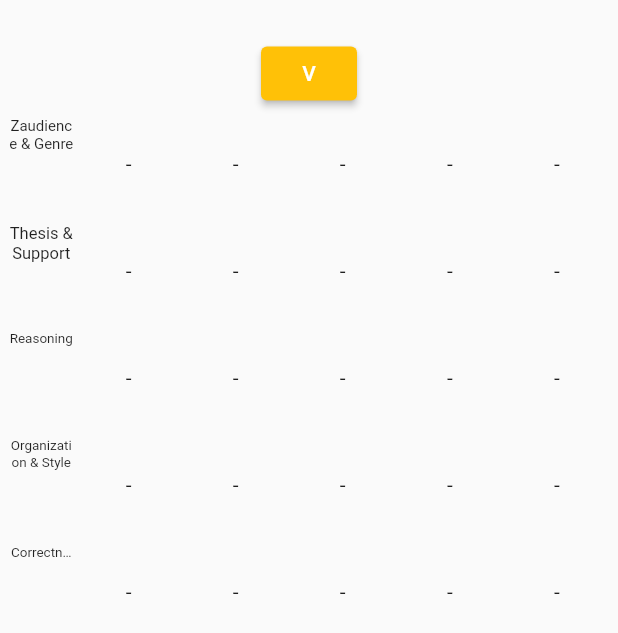
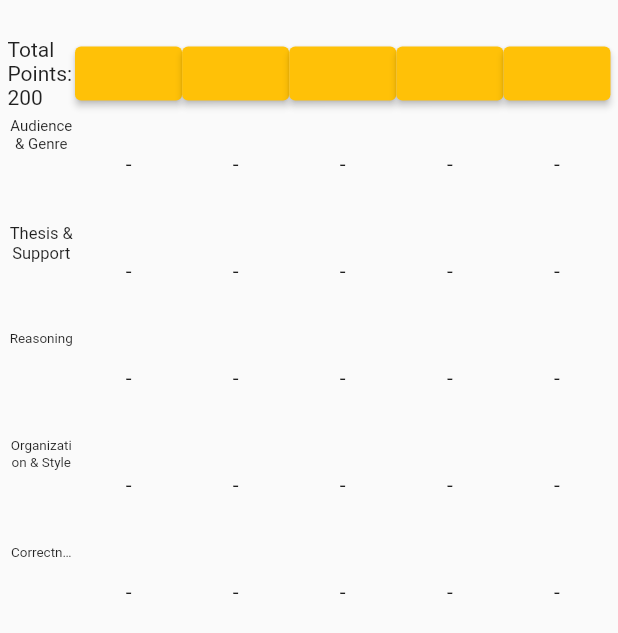
Before and after one commit to bzlister/rubric-grader, a Flutter app: the screen it shows after launch, on a phone screen of 412 x 824 dp. Shown: the top 633 px of the screen. Run offline on Flutter 3.47's test engine with Material 2 defaults, Android fonts, the light colour scheme and no system bars; drawn by our look-alikes of auto_size_text; our stand-ins replace flutter_spinbox.

Commit message:
converted to use global state patterns

```diff
--- a/lib/components/quantity_selector.dart
+++ b/lib/components/quantity_selector.dart
@@ -9,7 +9,6 @@
   @override
   Widget build(BuildContext context) {
     return AlertDialog(
-      title: const Text('Popup example'),
       content: SpinBox(
         min: 0,
         max: 100,
--- a/lib/components/row_button.dart
+++ b/lib/components/row_button.dart
@@ -1,55 +1,32 @@
-import 'package:flapp/models/factor.dart';
+import 'dart:collection';
+import 'package:flapp/models/rubric.dart';
 import 'package:flutter/material.dart';
-import 'package:auto_size_text/auto_size_text.dart';
 
-class ToggleButtonWidget extends StatefulWidget {
-  final int index;
+class RowButton extends StatefulWidget {
+  final UnmodifiableListView<Factor> grades;
+  final double worth;
   final int len;
-  final Factor category;
-  final List<Factor> grades;
-  final int total;
 
-  const ToggleButtonWidget(
-      {Key? key,
-      required this.index,
-      required this.len,
-      required this.category,
-      required this.grades,
-      required this.total})
-      : super(key: key);
+  const RowButton({Key? key, required this.grades, required this.worth})
+      : len = grades.length,
+        super(key: key);
 
   @override
-  _ToggleButtonWidgetState createState() => _ToggleButtonWidgetState();
+  _RowButtonState createState() => _RowButtonState();
 }
 
-class _ToggleButtonWidgetState extends State<ToggleButtonWidget> {
+class _RowButtonState extends State<RowButton> {
   late List<bool> _isSelected;
 
   @override
   void initState() {
     super.initState();
-    _isSelected = List.filled(widget.len, false);
+    _isSelected = List.filled(widget.grades.length, false);
   }
 
   @override
   Widget build(BuildContext context) {
-    return Row(
-      crossAxisAlignment: CrossAxisAlignment.start,
-      children: [
-        SizedBox(
-            width: 45,
-            child: Padding(
-              padding: const EdgeInsets.only(top: 5),
-              child: AutoSizeText(
-                widget.category.label,
-                style: const TextStyle(fontSize: 15),
-                minFontSize: 9,
-                maxLines: widget.category.label.contains(" ") ? 2 : 1,
-                overflow: TextOverflow.ellipsis,
-                textAlign: TextAlign.center,
-              ),
-            )),
-        Expanded(
+    return Expanded(
       child: LayoutBuilder(builder: (context, constraints) {
         return ToggleButtons(
           constraints: BoxConstraints.expand(
@@ -67,8 +44,6 @@
           },
         );
       }),
-        ),
-      ],
     );
   }
 }
--- a/lib/components/rubric.dart
+++ /dev/null
@@ -1,37 +0,0 @@
-import 'package:flapp/components/row_button.dart';
-import 'package:flapp/models/factor.dart';
-import 'package:flutter/material.dart';
-
-class Rubric extends StatefulWidget {
-  final List<Factor> categories;
-  final List<Factor> grades;
-  final int totalPoints;
-
-  const Rubric(
-      {Key? key,
-      required this.categories,
-      required this.grades,
-      required this.totalPoints})
-      : super(key: key);
-
-  @override
-  State<Rubric> createState() => _RubricState();
-}
-
-class _RubricState extends State<Rubric> {
-  @override
-  Widget build(BuildContext context) {
-    return Wrap(
-      children: List.generate(
-        widget.categories.length,
-        (index) => ToggleButtonWidget(
-          index: index,
-          len: widget.grades.length,
-          category: widget.categories[index],
-          grades: widget.grades,
-          total: widget.totalPoints,
-        ),
-      ),
-    );
-  }
-}
--- a/lib/components/rubric_container.dart
+++ b/lib/components/rubric_container.dart
@@ -1,8 +1,8 @@
 import 'package:flapp/components/quantity_selector.dart';
-import 'package:flapp/components/rubric.dart';
-import 'package:flapp/models/factor.dart';
+import 'package:flapp/components/rubric_table.dart';
+import 'package:flapp/models/rubric.dart';
 import 'package:flutter/material.dart';
-import 'package:flutter_spinbox/material.dart';
+import 'package:provider/provider.dart';
 
 class RubricContainer extends StatefulWidget {
   const RubricContainer({Key? key}) : super(key: key);
@@ -12,45 +12,44 @@
 }
 
 class _RubricContainerState extends State<RubricContainer> {
-  late List<Factor> grades;
-  late List<Factor> categories;
-  late int totalPoints;
-  final _formKey = GlobalKey<FormState>();
-  late String _text;
+  final double leftColumnWidth = 45;
 
   @override
   void initState() {
     super.initState();
     // default starting rubric
-    grades = [
-      Factor("A", 1.0),
-      Factor("B", 0.85),
-      Factor("C", 0.75),
-      Factor("D", 0.7),
-      Factor("F", 0.6)
-    ];
-    categories = [
-      Factor("Zaudience & Genre", 0.3),
-      Factor("Thesis & Support", 0.3),
-      Factor("Reasoning", 0.2),
-      Factor("Organization & Style", 0.15),
-      Factor("Correctness", 0.05)
-    ];
-    totalPoints = 200;
-    _text = "V";
   }
 
   @override
   Widget build(BuildContext context) {
     return Column(
       children: [
-        Center(
+        Row(
+          children: [
+            SizedBox(
+              width: leftColumnWidth,
+              child: Consumer<Rubric>(
+                builder: (context, rubric, child) =>
+                    Text("Total Points: ${rubric.totalPoints}"),
+              ),
+            ),
+            grader(""),
+            grader(""),
+            grader(""),
+            grader(""),
+            grader(""),
+          ],
+        ),
+        RubricTable(),
+      ],
+    );
+  }
+
+  Widget grader(textVar) {
+    return Expanded(
         child: ElevatedButton(
       child: Text(
-              _text,
-              style: TextStyle(
-                color: Colors.white,
-              ),
+        textVar,
       ),
       onPressed: () {
         showDialog(
@@ -58,42 +57,12 @@
           builder: (BuildContext context) => QuantitySelector(
             onChanged: (value) {
               setState(() {
-                      _text = value.toString();
+                textVar = value.toString();
               });
             },
           ),
         );
       },
-          ),
-        ),
-        Rubric(
-          categories: categories,
-          grades: grades,
-          totalPoints: totalPoints,
-        ),
-      ],
-    );
+    ));
   }
 }
-
-/*
-        Form(
-          key: _formKey,
-          child: Column(
-            crossAxisAlignment: CrossAxisAlignment.start,
-            children: [
-              Text(_text),
-              TextField(
-                textInputAction: TextInputAction.go,
-                onSubmitted: (value) {
-                  if (value != null && value.isNotEmpty) {
-                    setState(() {
-                      _text = value;
-                    });
-                  }
-                },
-              )
-            ],
-          ),
-        )
-*/
--- /dev/null
+++ b/lib/components/rubric_table.dart
@@ -0,0 +1,46 @@
+import 'package:auto_size_text/auto_size_text.dart';
+import 'package:flapp/components/row_button.dart';
+import 'package:flapp/models/rubric.dart';
+import 'package:flutter/material.dart';
+import 'package:provider/provider.dart';
+
+class RubricTable extends StatelessWidget {
+  const RubricTable({Key? key}) : super(key: key);
+
+  @override
+  Widget build(BuildContext context) {
+    return Consumer<Rubric>(
+      builder: (context, rubric, child) => Wrap(
+        children: List.generate(
+          rubric.categories.length,
+          (index) {
+            Factor category = rubric.categories[index];
+            return Row(
+              crossAxisAlignment: CrossAxisAlignment.start,
+              children: [
+                SizedBox(
+                  width: 45,
+                  child: Padding(
+                    padding: const EdgeInsets.only(top: 5),
+                    child: AutoSizeText(
+                      category.label,
+                      style: const TextStyle(fontSize: 15),
+                      minFontSize: 9,
+                      maxLines: category.label.contains(" ") ? 2 : 1,
+                      overflow: TextOverflow.ellipsis,
+                      textAlign: TextAlign.center,
+                    ),
+                  ),
+                ),
+                RowButton(
+                    grades: rubric.grades,
+                    worth:
+                        rubric.categories[index].weight * rubric.totalPoints),
+              ],
+            );
+          },
+        ),
+      ),
+    );
+  }
+}
--- a/lib/models/factor.dart
+++ /dev/null
@@ -1,6 +0,0 @@
-class Factor {
-  String label;
-  double weight;
-
-  Factor(this.label, this.weight);
-}
--- /dev/null
+++ b/lib/models/rubric.dart
@@ -0,0 +1,80 @@
+import 'dart:collection';
+import 'package:flutter/cupertino.dart';
+
+class Rubric extends ChangeNotifier {
+  int _totalPoints;
+  String _assignmentName;
+  final List<Factor> _grades;
+  final List<Factor> _categories;
+
+  Rubric(
+    this._totalPoints,
+    this._assignmentName,
+    this._grades,
+    this._categories,
+  );
+
+  Rubric.standard()
+      : _totalPoints = 200,
+        _assignmentName = "Assignment 1",
+        _grades = [
+          Factor("A", 1.0),
+          Factor("B", 0.85),
+          Factor("C", 0.75),
+          Factor("D", 0.7),
+          Factor("F", 0.6)
+        ],
+        _categories = [
+          Factor("Audience & Genre", 0.3),
+          Factor("Thesis & Support", 0.3),
+          Factor("Reasoning", 0.2),
+          Factor("Organization & Style", 0.15),
+          Factor("Correctness", 0.05)
+        ];
+
+  int get totalPoints => _totalPoints;
+
+  void setTotalPoints(int value) {
+    _totalPoints = value;
+    notifyListeners();
+  }
+
+  String get assignmentName => _assignmentName;
+
+  void setAssignmentName(String value) {
+    _assignmentName = value;
+    notifyListeners();
+  }
+
+  UnmodifiableListView<Factor> get grades => UnmodifiableListView(_grades);
+
+  void updateGrade(int index, Factor value) {
+    _grades[index] = value;
+    notifyListeners();
+  }
+
+  UnmodifiableListView<Factor> get categories =>
+      UnmodifiableListView(_categories);
+
+  void updateCategory(int index, Factor value) {
+    _categories[index] = value;
+    notifyListeners();
+  }
+
+  void addCategory() {
+    _categories.add(Factor("", 0));
+    notifyListeners();
+  }
+
+  void removeCategory(int index) {
+    _categories.removeAt(index);
+    notifyListeners();
+  }
+}
+
+class Factor {
+  String label;
+  double weight;
+
+  Factor(this.label, this.weight);
+}
--- a/pubspec.yaml
+++ b/pubspec.yaml
@@ -35,6 +35,7 @@
   cupertino_icons: ^1.0.2
   auto_size_text: ^3.0.0
   flutter_spinbox: ^0.7.0
+  provider: ^6.0.1
 
 dev_dependencies:
   flutter_test:
```
Also changed, not shown: lib/_main.dart (deleted, +0 -115 lines), lib/components/text_input.dart (deleted, +0 -24 lines), lib/main.dart (+6 -2 lines), pubspec.lock. Lines whose indentation alone changed are shown as unchanged.
